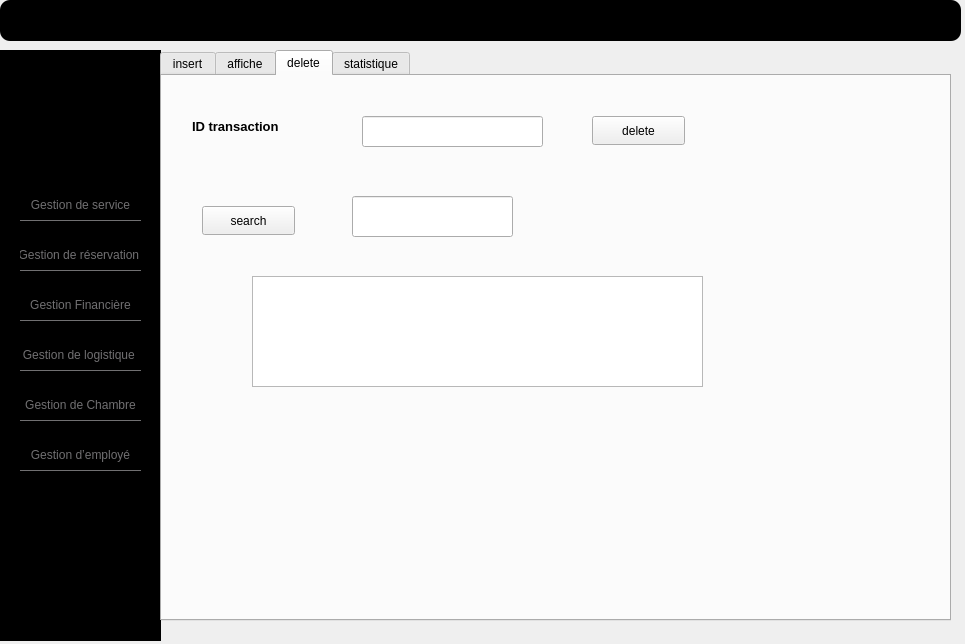
Old version of the form mainwindow.ui in the repository ProjetCPP2A6/2a26-24-25-smart-hotel.
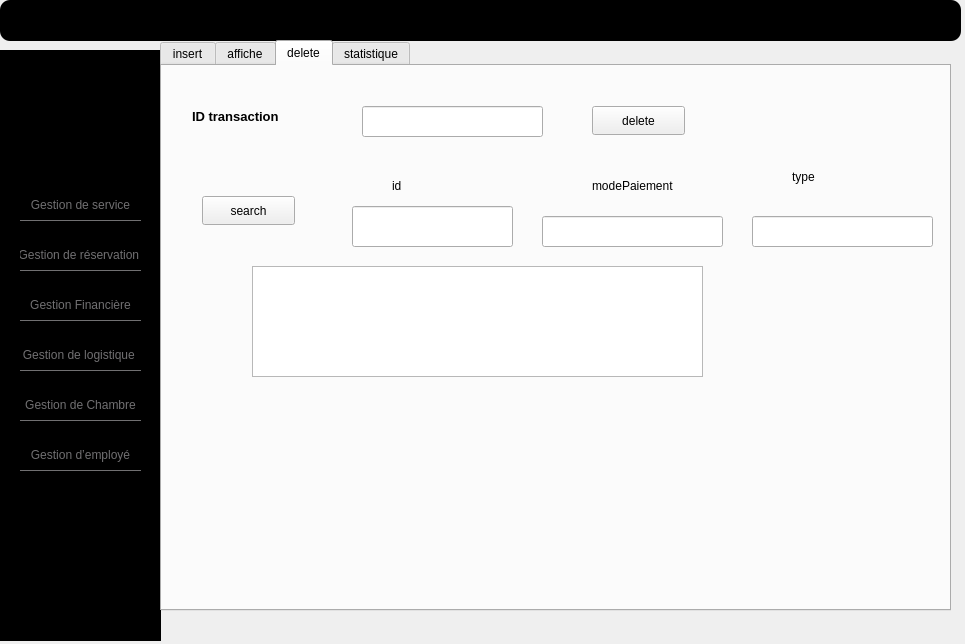
New version of the form. The open tabs and pages were chosen to show the change. Icons and pictures are not drawn.

What changed in the file:
```diff
--- a/mainwindow.ui
+++ b/mainwindow.ui
@@ -290,7 +290,7 @@
       <property name="geometry">
        <rect>
         <x>160</x>
-        <y>50</y>
+        <y>40</y>
         <width>791</width>
         <height>571</height>
        </rect>
@@ -872,7 +872,7 @@
         <property name="geometry">
          <rect>
           <x>190</x>
-          <y>120</y>
+          <y>140</y>
           <width>161</width>
           <height>41</height>
          </rect>
@@ -911,6 +911,65 @@
          <string>delete</string>
         </property>
        </widget>
+       <widget class="QLabel" name="label_125">
+        <property name="geometry">
+         <rect>
+          <x>230</x>
+          <y>110</y>
+          <width>63</width>
+          <height>20</height>
+         </rect>
+        </property>
+        <property name="text">
+         <string>id</string>
+        </property>
+       </widget>
+       <widget class="QLabel" name="label_126">
+        <property name="geometry">
+         <rect>
+          <x>430</x>
+          <y>110</y>
+          <width>131</width>
+          <height>20</height>
+         </rect>
+        </property>
+        <property name="text">
+         <string>modePaiement</string>
+        </property>
+       </widget>
+       <widget class="QLabel" name="label_130">
+        <property name="geometry">
+         <rect>
+          <x>630</x>
+          <y>100</y>
+          <width>131</width>
+          <height>21</height>
+         </rect>
+        </property>
+        <property name="text">
+         <string>type</string>
+        </property>
+       </widget>
+       <widget class="QLineEdit" name="lineEdit_3">
+        <property name="geometry">
+         <rect>
+          <x>380</x>
+          <y>150</y>
+          <width>181</width>
+          <height>31</height>
+         </rect>
+        </property>
+       </widget>
+       <widget class="QLineEdit" name="lineEdit_4">
+        <property name="geometry">
+         <rect>
+          <x>590</x>
+          <y>150</y>
+          <width>181</width>
+          <height>31</height>
+         </rect>
+        </property>
+       </widget>
       </widget>
       <widget class="QWidget" name="tab_18">
        <attribute name="title">
```
Left out of the diff: 86 changed lines with no effect on the pictures.
